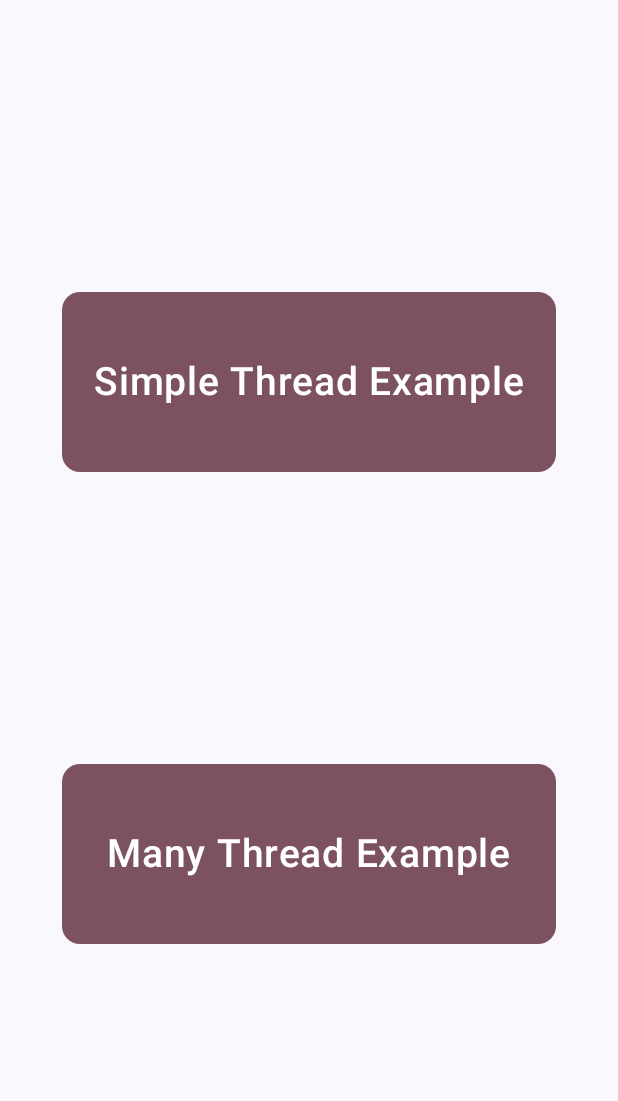
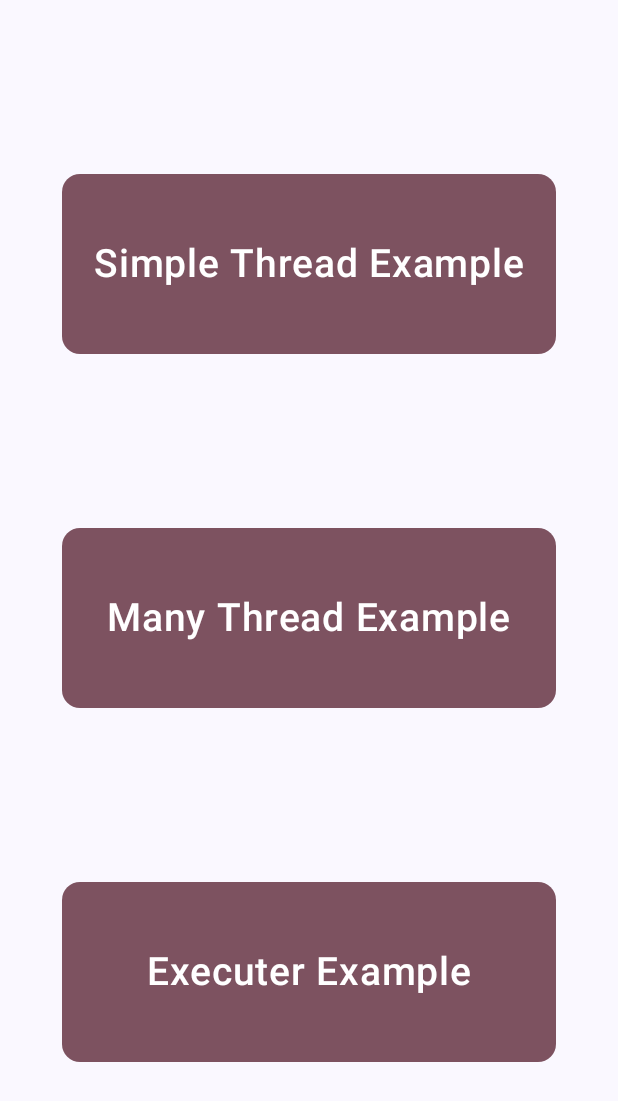
Before and after one commit to arad-sheybak/Modern-Android-Concurrency-Guide, an Android app built with Jetpack Compose: the ThreadingScreen screen opened through its navigation route, on a phone screen of 412 x 824 dp. Shown: the top 1101 px of the screen. Run offline under Robolectric (Android 15) with nearby library versions, the phone set to English and light mode, and no system bars.

Commit message:
feat:thread pool (Executer) example added completely

```diff
--- a/app/src/main/java/com/aradsheybak/muli_threading/NavGraph.kt
+++ b/app/src/main/java/com/aradsheybak/muli_threading/NavGraph.kt
@@ -9,8 +9,9 @@ import com.aradsheybak.muli_threading.screens.coroutine.CoroutineScreen
 import com.aradsheybak.muli_threading.screens.flow.FlowScreen
 import com.aradsheybak.muli_threading.screens.MainScreen
 import com.aradsheybak.muli_threading.screens.threading.ThreadingScreen
-import com.aradsheybak.threading.basics.ManyThreadsExample
-import com.aradsheybak.threading.basics.SimpleThreadingExample
+import com.aradsheybak.threading.executer.ExecutorExample
+import com.aradsheybak.threading.manyThread.ManyThreadsExample
+import com.aradsheybak.threading.simpleThread.SimpleThreadingExample
 
 @Composable
 fun AppNavHost(navController: NavHostController, modifier: Modifier = Modifier) {
@@ -40,5 +41,9 @@ fun AppNavHost(navController: NavHostController, modifier: Modifier = Modifier)
         composable(Screen.manyThreadExample.route) {
             ManyThreadsExample()
         }
+
+        composable(Screen.executerExample.route) {
+            ExecutorExample()
+        }
     }
 }
--- a/app/src/main/java/com/aradsheybak/muli_threading/Screen.kt
+++ b/app/src/main/java/com/aradsheybak/muli_threading/Screen.kt
@@ -8,5 +8,6 @@ sealed class Screen(val route: String) {
 
     object simpleThreadExample:Screen("simpleThreadExample")
     object manyThreadExample: Screen("manyThreadExample")
+    object executerExample: Screen("executerExample")
 
 }
--- a/app/src/main/java/com/aradsheybak/muli_threading/screens/threading/ThreadingScreen.kt
+++ b/app/src/main/java/com/aradsheybak/muli_threading/screens/threading/ThreadingScreen.kt
@@ -65,6 +65,23 @@ fun ThreadingScreen(navController: NavController) {
             )
         }
 
+        Box(
+            modifier = Modifier
+                .clickable {
+                    navController.navigate(Screen.executerExample.route)
+                }
+                .fillMaxWidth(0.8f)
+                .height(120.dp)
+                .background(color = Pink40, shape = RoundedCornerShape(12.dp)),
+            contentAlignment = Alignment.Center
+        ) {
+            Text(
+                text = "Executer Example",
+                color = colorResource(R.color.white),
+                fontSize = 26.sp,
+                fontWeight = FontWeight.W600
+            )
+        }
 
     }
 }
--- a/threading/src/main/java/com/aradsheybak/threading/basics/RunManyThreads.kt
+++ b/threading/src/main/java/com/aradsheybak/threading/manyThread/RunManyThreads.kt
@@ -1,4 +1,4 @@
-package com.aradsheybak.threading.basics
+package com.aradsheybak.threading.manyThread
 
 fun runManyThreads(onLog: (String) -> Unit) {
 
--- a/threading/src/main/java/com/aradsheybak/threading/basics/RunSimpleThreadExample.kt
+++ b/threading/src/main/java/com/aradsheybak/threading/simpleThread/RunSimpleThreadExample.kt
@@ -1,4 +1,4 @@
-package com.aradsheybak.threading.basics
+package com.aradsheybak.threading.simpleThread
 
 fun runSimpleThreadExample(onLog: (String) -> Unit) {
 
```
Also changed, not shown: threading/src/main/java/com/aradsheybak/threading/executer/ExecutorExample.kt (renamed from threading/src/main/java/com/aradsheybak/threading/basics/ManyThreadsExample.kt, +6 -6 lines), threading/src/main/java/com/aradsheybak/threading/executer/runExecutorExample.kt (added, +22 -0 lines), threading/src/main/java/com/aradsheybak/threading/manyThread/ManyThreadsExample.kt (renamed from threading/src/main/java/com/aradsheybak/threading/basics/SimpleThreadExampleUi.kt, +7 -9 lines), threading/src/main/java/com/aradsheybak/threading/simpleThread/SimpleThreadExampleUi.kt (added, +43 -0 lines).
